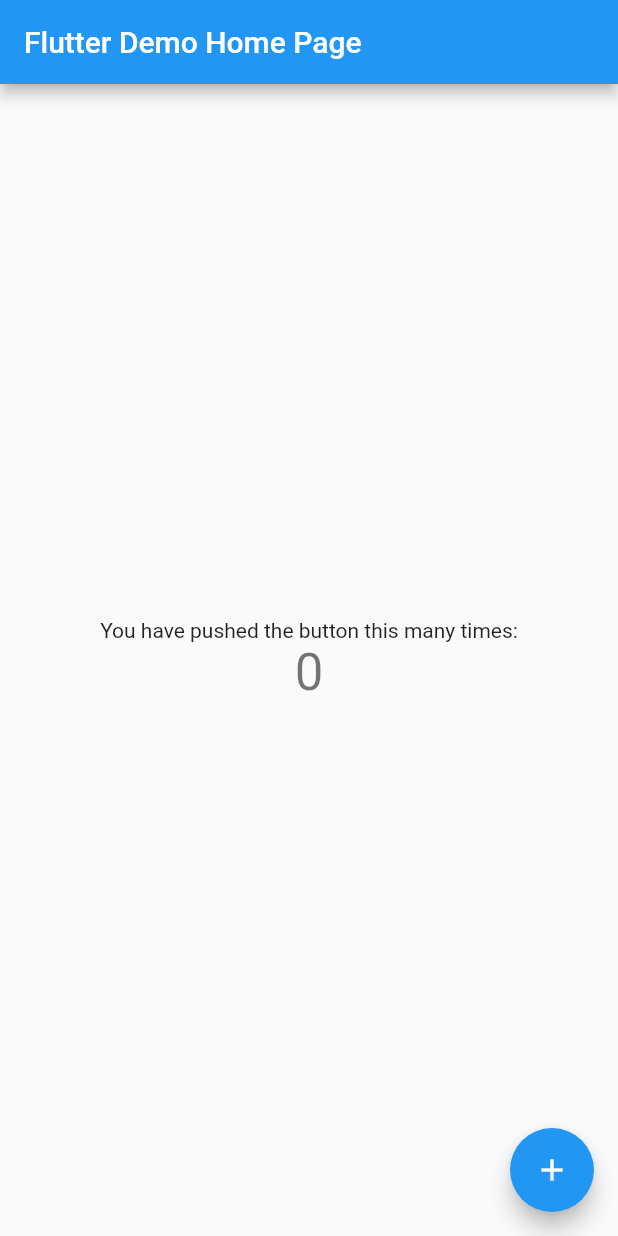
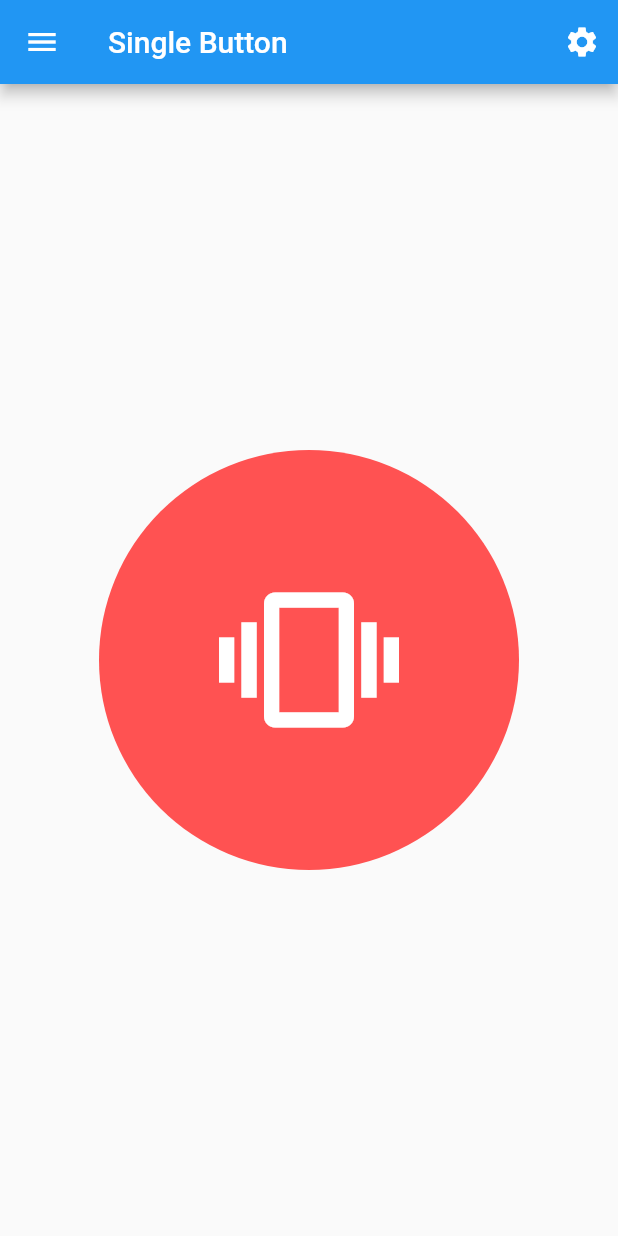
Before and after one commit to MathiasYde/fidgeter, a Flutter app: the screen it shows after launch, on a phone screen of 412 x 824 dp. Run offline on Flutter 3.47's test engine with Material 2 defaults, Android fonts, the phone set to English and light mode, and no system bars; our stand-ins replace vibration.

Commit message:
Added single button fidget

```diff
--- a/fidget_app/lib/main.dart
+++ b/fidget_app/lib/main.dart
@@ -1,111 +1,61 @@
 import 'package:flutter/material.dart';
+import 'package:vibration/vibration.dart';
 
 void main() => runApp(MyApp());
 
 class MyApp extends StatelessWidget {
-  // This widget is the root of your application.
   @override
   Widget build(BuildContext context) {
     return MaterialApp(
       title: 'Flutter Demo',
       theme: ThemeData(
-        // This is the theme of your application.
-        //
-        // Try running your application with "flutter run". You'll see the
-        // application has a blue toolbar. Then, without quitting the app, try
-        // changing the primarySwatch below to Colors.green and then invoke
-        // "hot reload" (press "r" in the console where you ran "flutter run",
-        // or simply save your changes to "hot reload" in a Flutter IDE).
-        // Notice that the counter didn't reset back to zero; the application
-        // is not restarted.
         primarySwatch: Colors.blue,
       ),
-      home: MyHomePage(title: 'Flutter Demo Home Page'),
+      home: SingleButton(),
     );
   }
 }
 
-class MyHomePage extends StatefulWidget {
-  MyHomePage({Key key, this.title}) : super(key: key);
-
-  // This widget is the home page of your application. It is stateful, meaning
-  // that it has a State object (defined below) that contains fields that affect
-  // how it looks.
-
-  // This class is the configuration for the state. It holds the values (in this
-  // case the title) provided by the parent (in this case the App widget) and
-  // used by the build method of the State. Fields in a Widget subclass are
-  // always marked "final".
-
-  final String title;
+class SingleButton extends StatefulWidget {
+  final String title = "Single Button";
 
   @override
-  _MyHomePageState createState() => _MyHomePageState();
+  SingleButtonState createState() => SingleButtonState();
 }
 
-class _MyHomePageState extends State<MyHomePage> {
-  int _counter = 0;
-
-  void _incrementCounter() {
-    setState(() {
-      // This call to setState tells the Flutter framework that something has
-      // changed in this State, which causes it to rerun the build method below
-      // so that the display can reflect the updated values. If we changed
-      // _counter without calling setState(), then the build method would not be
-      // called again, and so nothing would appear to happen.
-      _counter++;
-    });
-  }
-
+class SingleButtonState extends State<SingleButton> {
   @override
   Widget build(BuildContext context) {
-    // This method is rerun every time setState is called, for instance as done
-    // by the _incrementCounter method above.
-    //
-    // The Flutter framework has been optimized to make rerunning build methods
-    // fast, so that you can just rebuild anything that needs updating rather
-    // than having to individually change instances of widgets.
-    return Scaffold(
-      appBar: AppBar(
-        // Here we take the value from the MyHomePage object that was created by
-        // the App.build method, and use it to set our appbar title.
-        title: Text(widget.title),
-      ),
-      body: Center(
-        // Center is a layout widget. It takes a single child and positions it
-        // in the middle of the parent.
-        child: Column(
-          // Column is also a layout widget. It takes a list of children and
-          // arranges them vertically. By default, it sizes itself to fit its
-          // children horizontally, and tries to be as tall as its parent.
-          //
-          // Invoke "debug painting" (press "p" in the console, choose the
-          // "Toggle Debug Paint" action from the Flutter Inspector in Android
-          // Studio, or the "Toggle Debug Paint" command in Visual Studio Code)
-          // to see the wireframe for each widget.
-          //
-          // Column has various properties to control how it sizes itself and
-          // how it positions its children. Here we use mainAxisAlignment to
-          // center the children vertically; the main axis here is the vertical
-          // axis because Columns are vertical (the cross axis would be
-          // horizontal).
-          mainAxisAlignment: MainAxisAlignment.center,
-          children: <Widget>[
-            Text(
-              'You have pushed the button this many times:',
-            ),
-            Text(
-              '$_counter',
-              style: Theme.of(context).textTheme.display1,
+    return SafeArea(
+      child: Scaffold(
+        appBar: AppBar(
+          leading: IconButton(
+            icon: Icon(Icons.menu),
+            tooltip: "Menu",
+            onPressed: (){},
+          ),
+          title: Text(widget.title),
+          actions: <Widget>[
+            IconButton(
+              icon: Icon(Icons.settings),
+              tooltip: "Settings",
+              onPressed: () {},
             ),
           ],
+          primary: true,
+        ),
+        body: Center(
+          child: Transform.scale(
+            scale: 5,
+            child: FloatingActionButton(
+              backgroundColor: Colors.redAccent,
+              elevation: 0,
+              onPressed: () { Vibration.vibrate(duration: 100); },
+              child: Icon(Icons.vibration),
+            )
+          ),
         ),
       ),
-      floatingActionButton: FloatingActionButton(
-        onPressed: _incrementCounter,
-        tooltip: 'Increment',
-        child: Icon(Icons.add),
-      ), // This trailing comma makes auto-formatting nicer for build methods.
     );
   }
 }
--- a/fidget_app/pubspec.yaml
+++ b/fidget_app/pubspec.yaml
@@ -14,11 +14,12 @@ description: A new Flutter project.
 version: 1.0.0+1
 
 environment:
-  sdk: ">=2.1.0 <3.0.0"
+  sdk: ">=2.2.0 <3.0.0"
 
 dependencies:
   flutter:
     sdk: flutter
+  vibration: 1.2.2
 
   # The following adds the Cupertino Icons font to your application.
   # Use with the CupertinoIcons class for iOS style icons.
```
Also changed, not shown: fidget_app/pubspec.lock, 1 other file.
